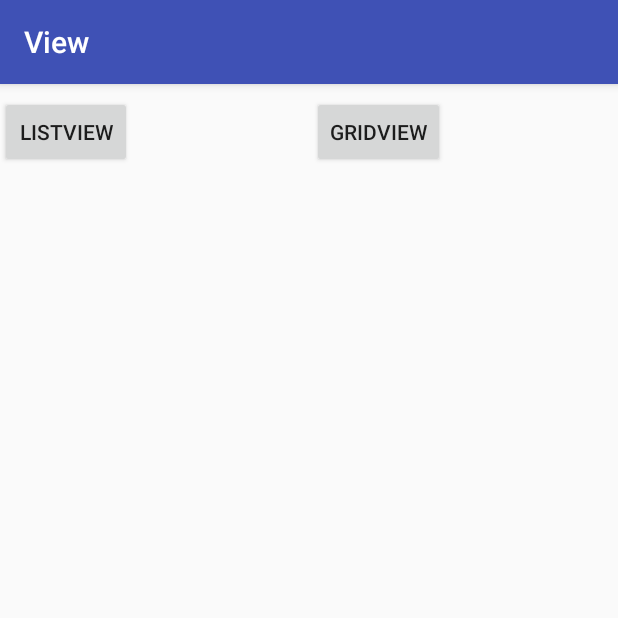
After one commit to 13538659596/View, an Android app: the RecyclerViewActivity screen opened directly, with no data from a screen before it, on a phone screen of 412 x 824 dp, the top half of it. The commit adds this screen. Run offline under Robolectric (Android 15) with nearby library versions, the phone set to English and light mode, and no system bars.

Commit message:
RecyclerView

```diff
--- a/app/src/main/AndroidManifest.xml
+++ b/app/src/main/AndroidManifest.xml
@@ -40,6 +40,10 @@
         </activity>
         <activity android:name=".ListView.ImmersiveActivity">
         </activity>
+        <activity android:name=".ListView.BehaviorActivity">
+        </activity>
+        <activity android:name=".ListView.RecyclerViewActivity">
+        </activity>
     </application>
 
 </manifest>
--- /dev/null
+++ b/app/src/main/java/com/example/view/ListView/RecyclerViewActivity.java
@@ -0,0 +1,60 @@
+package com.example.view.ListView;
+
+import android.support.v7.app.AppCompatActivity;
+import android.os.Bundle;
+import android.support.v7.widget.GridLayoutManager;
+import android.support.v7.widget.LinearLayoutManager;
+import android.support.v7.widget.RecyclerView;
+import android.view.View;
+
+import com.example.view.R;
+import com.example.view.adpter.RecyclerViewAdaper;
+import com.example.view.ui.RecyclerViewGrideDecration;
+import com.example.view.ui.RecyclerViewListDecration;
+
+import java.util.ArrayList;
+import java.util.List;
+
+public class RecyclerViewActivity extends AppCompatActivity implements View.OnClickListener{
+
+    private RecyclerView mRecyclerView;
+    private List<String> items;
+    @Override
+    protected void onCreate(Bundle savedInstanceState) {
+        super.onCreate(savedInstanceState);
+        setContentView(R.layout.activity_recycler_view);
+        initData();
+        findViewById(R.id.button1).setOnClickListener(this);
+        findViewById(R.id.button2).setOnClickListener(this);
+        mRecyclerView = findViewById(R.id.receycler_view);
+
+    }
+
+
+    private void initData() {
+        items = new ArrayList<>();
+        for(int i='A'; i <'z'; i++) {
+            items.add("" + (char)i);
+        }
+    }
+
+    @Override
+    public void onClick(View view) {
+        if(view.getId() == R.id.button1) {
+            //指定显示样式
+            /**
+             * LinearLayoutManager  ListView的显示样式
+             * GridLayoutManager    GridView的显示样式
+             */
+            mRecyclerView.setLayoutManager(new LinearLayoutManager(this));
+            mRecyclerView.setAdapter(new RecyclerViewAdaper(this, items));
+            //添加分隔线
+            mRecyclerView.addItemDecoration(new RecyclerViewListDecration(this, R.drawable.divid_item));
+        }else {
+            mRecyclerView.setLayoutManager(new GridLayoutManager(this, 3));
+            mRecyclerView.setAdapter(new RecyclerViewAdaper(this, items));
+            //添加分隔线
+            mRecyclerView.addItemDecoration(new RecyclerViewGrideDecration(this, R.drawable.divid_item));
+        }
+    }
+}
--- /dev/null
+++ b/app/src/main/res/drawable/divid_item.xml
@@ -0,0 +1,12 @@
+<?xml version="1.0" encoding="utf-8"?>
+<shape
+    android:shape="rectangle"
+    xmlns:android="http://schemas.android.com/apk/res/android">
+   <size android:height="3dp"
+       android:width="3dp"/>
+
+   <gradient android:startColor="@color/startColor"
+             android:centerColor="@color/centerColor"
+             android:endColor="@color/endColor"/>
+
+</shape>
--- /dev/null
+++ b/app/src/main/res/layout/activity_recycler_view.xml
@@ -0,0 +1,38 @@
+<?xml version="1.0" encoding="utf-8"?>
+<android.support.constraint.ConstraintLayout
+    xmlns:android="http://schemas.android.com/apk/res/android"
+    xmlns:app="http://schemas.android.com/apk/res-auto"
+    xmlns:tools="http://schemas.android.com/tools"
+    android:layout_width="match_parent"
+    android:layout_height="match_parent"
+
+    tools:context=".ListView.RecyclerViewActivity">
+
+    <android.support.v7.widget.RecyclerView
+        android:id="@+id/receycler_view"
+        android:layout_width="match_parent"
+        android:layout_height="match_parent"
+        android:layout_marginTop="72dp"
+        app:layout_constraintStart_toStartOf="parent"
+        app:layout_constraintTop_toBottomOf="@+id/button1">
+
+    </android.support.v7.widget.RecyclerView>
+
+    <Button
+        android:id="@+id/button1"
+        android:layout_width="wrap_content"
+        android:layout_height="wrap_content"
+        android:layout_marginTop="8dp"
+        android:text="ListView"
+        app:layout_constraintStart_toStartOf="parent"
+        app:layout_constraintTop_toTopOf="parent"/>
+
+    <Button
+        android:id="@+id/button2"
+        android:layout_width="wrap_content"
+        android:layout_height="wrap_content"
+        android:layout_marginStart="120dp"
+        android:text="GridView"
+        app:layout_constraintStart_toEndOf="@+id/button1"
+        app:layout_constraintTop_toTopOf="@+id/button1"/>
+</android.support.constraint.ConstraintLayout>
--- a/app/src/main/res/values/colors.xml
+++ b/app/src/main/res/values/colors.xml
@@ -4,6 +4,9 @@
     <color name="colorPrimaryDark">#303F9F</color>
     <color name="colorGreen">#00FF00</color>
     <color name="colorAccent">#FF4081</color>
+    <color name="startColor">#ffa40000</color>
+    <color name="centerColor">#ff824700</color>
+    <color name="endColor">#ffff4081</color>
     <color name="colorWhite">#FFFFFF</color>
     <color name="blue">#303F9F</color>
 </resources>
```
Also changed, not shown: app/src/main/java/com/example/view/ListView/BehaviorActivity.java (added, +19 -0 lines), app/src/main/java/com/example/view/MainActivity.java (+12 -0 lines), app/src/main/java/com/example/view/adpter/RecyclerViewAdaper.java (added, +61 -0 lines), app/src/main/java/com/example/view/ui/RecyclerViewGrideDecration.java (added, +94 -0 lines), app/src/main/java/com/example/view/ui/RecyclerViewListDecration.java (added, +58 -0 lines), app/src/main/res/layout/activity_behavior.xml (added, +12 -0 lines), app/src/main/res/layout/activity_main.xml (+18 -0 lines), app/src/main/res/layout/item_recyclerview.xml (added, +20 -0 lines).
